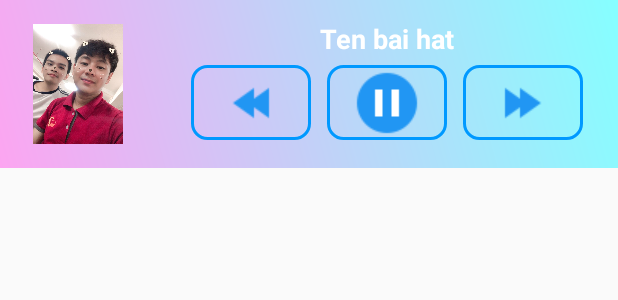
After one commit to hungle140898/t5_android_mediaplayer, an Android app: the layout notification_custom.xml on its own in the app's theme, with its tools: preview values and no code run, on a phone screen of 412 x 824 dp. The commit adds this screen. Shown: the top 300 px of the screen. Run offline under Robolectric (Android 15) with nearby library versions, the phone set to English and light mode, and no system bars.

Commit message:
Cai dat Notification

```diff
--- /dev/null
+++ b/app/src/main/res/drawable/custom_notifibtn.xml
@@ -0,0 +1,13 @@
+<?xml version="1.0" encoding="utf-8"?>
+<selector xmlns:android="http://schemas.android.com/apk/res/android">
+    <item>
+        <shape>
+            <stroke android:width="2dp" android:color="#0099FF" />
+            <solid android:color="@android:color/transparent" />
+            <corners android:bottomLeftRadius="10dp"
+                android:bottomRightRadius="10dp"
+                android:topLeftRadius="10dp"
+                android:topRightRadius="10dp" />
+        </shape>
+    </item>
+</selector>
--- /dev/null
+++ b/app/src/main/res/layout/notification_custom.xml
@@ -0,0 +1,67 @@
+<?xml version="1.0" encoding="utf-8"?>
+<LinearLayout
+    xmlns:android="http://schemas.android.com/apk/res/android"
+    android:layout_width="match_parent"
+    android:layout_height="wrap_content"
+    android:gravity="center_vertical"
+    android:orientation="horizontal"
+    android:background="@drawable/backgroundfrag"
+    android:weightSum="5"
+    android:minHeight="112dp">
+
+    <ImageView
+        android:id="@+id/imgLogo"
+        android:layout_width="129dp"
+        android:layout_height="80dp"
+        android:layout_weight="1"
+        android:layout_gravity="center"
+        android:src="@drawable/abc" />
+    <LinearLayout
+        android:layout_width="match_parent"
+        android:layout_height="wrap_content"
+        android:orientation="vertical"
+        android:layout_weight="4">
+        <TextView
+            android:id="@+id/tenbaihat"
+            android:layout_width="wrap_content"
+            android:layout_height="wrap_content"
+            android:layout_toEndOf="@+id/imgLogo"
+            android:textSize="18sp"
+            android:textStyle="bold"
+            android:layout_gravity="center"
+            android:textColor="#FFFFFF"
+            android:text="Ten bai hat"/>
+
+        <LinearLayout
+            android:layout_width="match_parent"
+            android:layout_height="wrap_content"
+            android:layout_below="@+id/tenbaihat"
+            android:layout_toEndOf="@+id/imgLogo"
+            android:gravity="center">
+
+            <ImageButton
+                android:id="@+id/btnPre_noti"
+                android:layout_width="80dp"
+                android:layout_height="50dp"
+                android:background="@drawable/custom_notifibtn"
+                android:layout_margin="5dp"
+                android:src="@drawable/rewind" />
+            <ImageButton
+                android:id="@+id/btnPlay_noti"
+                android:layout_width="80dp"
+                android:layout_height="50dp"
+                android:layout_margin="5dp"
+                android:background="@drawable/custom_notifibtn"
+                android:src="@drawable/pause" />
+            <ImageButton
+                android:id="@+id/btnNext_noti"
+                android:layout_width="80dp"
+                android:layout_height="50dp"
+                android:layout_margin="5dp"
+                android:background="@drawable/custom_notifibtn"
+                android:src="@drawable/fast_forward" />
+
+        </LinearLayout>
+
+    </LinearLayout>
+</LinearLayout>
```
Also changed, not shown: app/src/main/java/com/example/appmusic/Activity/PlaySongActivity.java (+91 -0 lines), app/src/main/res/drawable-v24/abc.jpg (added).
